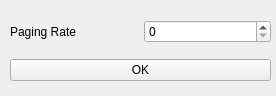
Above: LTEsimGeneratorGUI/Ui/Windows/paging_rate.ui from moniss23/junit4 before the change. Below: the same form after it.
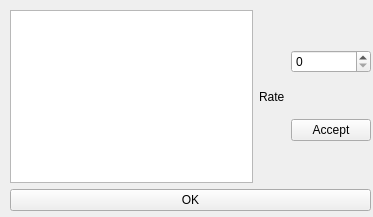
That is the form after the change.

Commit message: Changed PagingRateForm functionality

Diff of the .ui file:
```diff
--- a/LTEsimGeneratorGUI/Ui/Windows/paging_rate.ui
+++ b/LTEsimGeneratorGUI/Ui/Windows/paging_rate.ui
@@ -6,8 +6,8 @@
    <rect>
     <x>0</x>
     <y>0</y>
-    <width>276</width>
-    <height>96</height>
+    <width>373</width>
+    <height>217</height>
    </rect>
   </property>
   <property name="windowTitle">
@@ -18,22 +18,40 @@
     <rect>
      <x>10</x>
      <y>10</y>
-     <width>261</width>
-     <height>81</height>
+     <width>361</width>
+     <height>201</height>
     </rect>
    </property>
    <layout class="QVBoxLayout" name="verticalLayout">
     <item>
      <layout class="QHBoxLayout" name="horizontalLayout">
       <item>
+       <widget class="QListWidget" name="listWidget"/>
+      </item>
+      <item>
+       <layout class="QVBoxLayout" name="verticalLayout_3">
+        <item>
        <widget class="QLabel" name="label">
         <property name="text">
-         <string>Paging Rate</string>
+           <string>Rate</string>
         </property>
        </widget>
       </item>
+       </layout>
+      </item>
       <item>
-       <widget class="QSpinBox" name="rateSpinBox"/>
+       <layout class="QVBoxLayout" name="verticalLayout_2">
+        <item>
+         <widget class="QSpinBox" name="spinBox"/>
+        </item>
+        <item>
+         <widget class="QPushButton" name="pushButton">
+          <property name="text">
+           <string>Accept</string>
+          </property>
+         </widget>
+        </item>
+       </layout>
       </item>
      </layout>
     </item>
```
Lines whose indentation alone changed are shown as unchanged. The commit also changes 10 other files.
